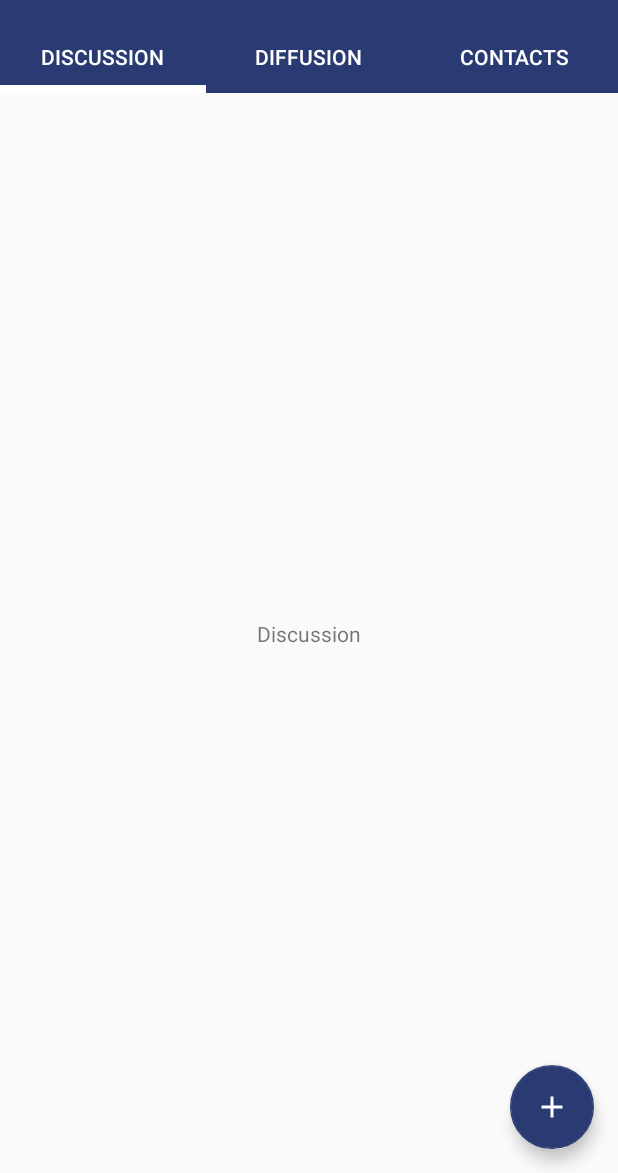
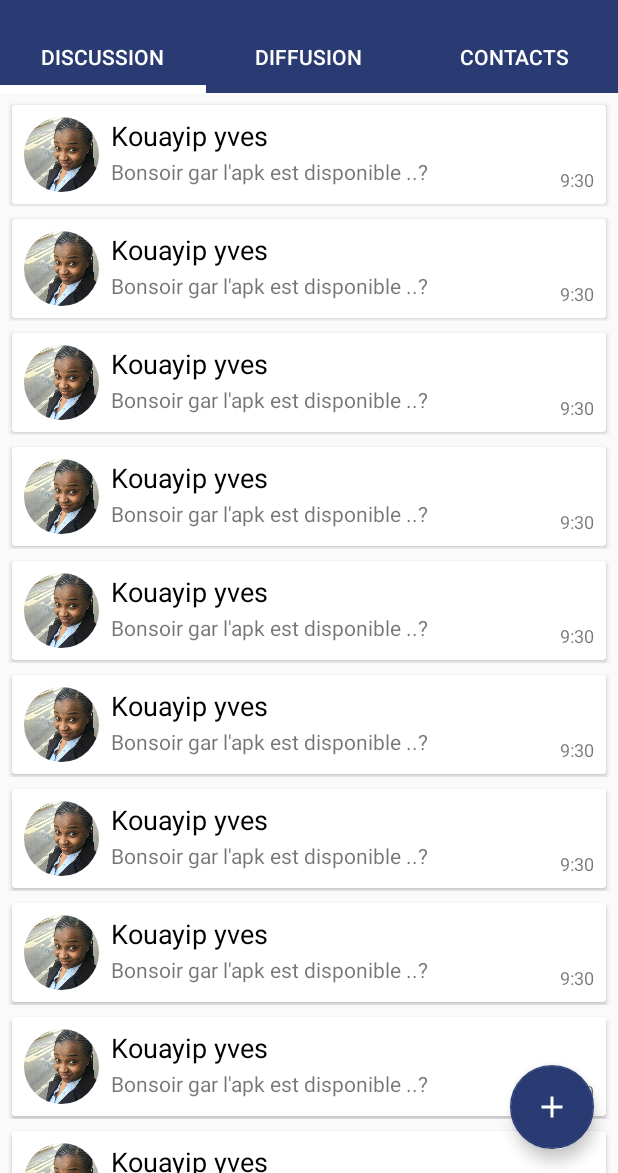
Before and after one commit to tipam2iuc/smartsms-android, an Android app: the screen it shows after launch once a user with an empty profile is signed in (MainActivity), on a phone screen of 412 x 824 dp, the part 63-1236 px from its top. Run offline under Robolectric (Android 15) with nearby library versions, the phone set to English and light mode, and no system bars; our stand-ins replace CircleImageView, Firebase (no records; nobody signed in at launch, a user with empty details on screens opened directly).

Commit message:
New discussion, send, receve, update

```diff
--- /dev/null
+++ b/app/src/main/java/com/example/lamchard/smartsms/Adapters/DiscussionAdapter.java
@@ -0,0 +1,56 @@
+package com.example.lamchard.smartsms.Adapters;
+
+import android.support.annotation.NonNull;
+import android.support.v7.widget.RecyclerView;
+import android.view.LayoutInflater;
+import android.view.View;
+import android.view.ViewGroup;
+import android.widget.TextView;
+
+import com.example.lamchard.smartsms.Models.Discussion;
+import com.example.lamchard.smartsms.Models.Message;
+import com.example.lamchard.smartsms.R;
+
+import java.util.List;
+
+public class DiscussionAdapter extends RecyclerView.Adapter<DiscussionAdapter.CustomViewHolder> {
+
+    class CustomViewHolder extends RecyclerView.ViewHolder{
+        TextView textViewName,textViewLastMessage,textViewTimeLastMessage;
+        public CustomViewHolder(@NonNull View itemView) {
+            super(itemView);
+            textViewName = itemView.findViewById(R.id.textViewNameUserDisc);
+            textViewLastMessage = itemView.findViewById(R.id.textViewLastMessageUserDisc);
+            textViewTimeLastMessage = itemView.findViewById(R.id.textViewTimeLastMessageUserDisc);
+        }
+    }
+    private List<Discussion> discussionList;
+
+    public DiscussionAdapter(List<Discussion>  discussionList) {
+
+        this.discussionList = discussionList;
+    }
+
+    @Override
+    public int getItemViewType(int position) {
+        return R.layout.item_discussion_model;
+    }
+
+    @NonNull
+    @Override
+    public DiscussionAdapter.CustomViewHolder onCreateViewHolder(@NonNull ViewGroup parent, int viewType) {
+        return new CustomViewHolder(LayoutInflater.from(parent.getContext()).inflate(viewType,parent,false));
+    }
+
+    @Override
+    public void onBindViewHolder(@NonNull DiscussionAdapter.CustomViewHolder holder, int position) {
+        holder.textViewName.setText(discussionList.get(position).getName());
+        holder.textViewLastMessage.setText(discussionList.get(position).getLastMessage());
+        holder.textViewTimeLastMessage.setText(discussionList.get(position).getTimeForLastMessage());
+    }
+
+    @Override
+    public int getItemCount() {
+        return discussionList.size();
+    }
+}
--- a/app/src/main/java/com/example/lamchard/smartsms/FragmentDiscussion.java
+++ b/app/src/main/java/com/example/lamchard/smartsms/FragmentDiscussion.java
@@ -4,13 +4,27 @@ import android.os.Bundle;
 import android.support.annotation.NonNull;
 import android.support.annotation.Nullable;
 import android.support.v4.app.Fragment;
+import android.support.v7.widget.LinearLayoutManager;
+import android.support.v7.widget.RecyclerView;
 import android.view.LayoutInflater;
 import android.view.View;
 import android.view.ViewGroup;
 
+import com.example.lamchard.smartsms.Adapters.DiscussionAdapter;
+import com.example.lamchard.smartsms.Adapters.MessageAdapter;
+import com.example.lamchard.smartsms.Models.Discussion;
+import com.example.lamchard.smartsms.Models.Message;
+
+import java.util.ArrayList;
+import java.util.List;
+
 public class FragmentDiscussion extends Fragment {
 
-    View view;
+    private View view;
+    private RecyclerView recyclerView;
+    private DiscussionAdapter discussionAdapter;
+    private List<Discussion> discussionList;
+
     public FragmentDiscussion(){
     }
 
@@ -18,6 +32,32 @@ public class FragmentDiscussion extends Fragment {
     @Override
     public View onCreateView(@NonNull LayoutInflater inflater, @Nullable ViewGroup container, @Nullable Bundle savedInstanceState) {
         view = inflater.inflate(R.layout.discussion_fragment,container,false);
+
+        recyclerView = view.findViewById(R.id.recyclerViewDiscussion);
+        discussionList = new ArrayList<>();
+
+        discussionList.add(new Discussion("Kouayip yves","Bonsoir gar l'apk est disponible ..?","9:30"));
+        discussionList.add(new Discussion("Kouayip yves","Bonsoir gar l'apk est disponible ..?","9:30"));
+        discussionList.add(new Discussion("Kouayip yves","Bonsoir gar l'apk est disponible ..?","9:30"));
+        discussionList.add(new Discussion("Kouayip yves","Bonsoir gar l'apk est disponible ..?","9:30"));
+        discussionList.add(new Discussion("Kouayip yves","Bonsoir gar l'apk est disponible ..?","9:30"));
+        discussionList.add(new Discussion("Kouayip yves","Bonsoir gar l'apk est disponible ..?","9:30"));
+        discussionList.add(new Discussion("Kouayip yves","Bonsoir gar l'apk est disponible ..?","9:30"));
+        discussionList.add(new Discussion("Kouayip yves","Bonsoir gar l'apk est disponible ..?","9:30"));
+        discussionList.add(new Discussion("Kouayip yves","Bonsoir gar l'apk est disponible ..?","9:30"));
+        discussionList.add(new Discussion("Kouayip yves","Bonsoir gar l'apk est disponible ..?","9:30"));
+        discussionList.add(new Discussion("Kouayip yves","Bonsoir gar l'apk est disponible ..?","9:30"));
+        discussionList.add(new Discussion("Kouayip yves","Bonsoir gar l'apk est disponible ..?","9:30"));
+        discussionList.add(new Discussion("Kouayip yves","Bonsoir gar l'apk est disponible ..?","9:30"));
+        discussionList.add(new Discussion("Kouayip yves","Bonsoir gar l'apk est disponible ..?","9:30"));
+        discussionList.add(new Discussion("Kouayip yves","Bonsoir gar l'apk est disponible ..?","9:30"));
+        discussionList.add(new Discussion("Kouayip yves","Bonsoir gar l'apk est disponible ..?","9:30"));
+        discussionList.add(new Discussion("Kouayip yves","Bonsoir gar l'apk est disponible ..?","9:30"));
+
+        discussionAdapter = new DiscussionAdapter(discussionList);
+        recyclerView.setLayoutManager(new LinearLayoutManager(container.getContext(), LinearLayoutManager.VERTICAL,false));
+        recyclerView.setAdapter(discussionAdapter);
+
         return view;
     }
 }
--- a/app/src/main/java/com/example/lamchard/smartsms/IntroActivity.java
+++ b/app/src/main/java/com/example/lamchard/smartsms/IntroActivity.java
@@ -103,7 +103,6 @@ public class IntroActivity extends AppCompatActivity {
 
                 if(position == mList.size()-1) {
 
-                    //TODO: show the GETSTARTED Button and hide the indicator and the next button
                     loadLastScreen();
                 }
 
@@ -183,7 +182,6 @@ public class IntroActivity extends AppCompatActivity {
         tabIndicator.setVisibility(View.INVISIBLE);
         btnGetStart.setVisibility(View.VISIBLE);
 
-        //TODO: ADD an animation the getstarted button
         //setup animation
         btnGetStart.setAnimation(btnAnim);
     }
--- /dev/null
+++ b/app/src/main/java/com/example/lamchard/smartsms/Models/Discussion.java
@@ -0,0 +1,38 @@
+package com.example.lamchard.smartsms.Models;
+
+public class Discussion {
+
+    private String name;
+    private String lastMessage;
+    private String timeForLastMessage;
+
+    public Discussion(String name, String lastMessage, String timeForLastMessage) {
+        this.name = name;
+        this.lastMessage = lastMessage;
+        this.timeForLastMessage = timeForLastMessage;
+    }
+
+    public String getName() {
+        return name;
+    }
+
+    public void setName(String name) {
+        this.name = name;
+    }
+
+    public String getLastMessage() {
+        return lastMessage;
+    }
+
+    public void setLastMessage(String lastMessage) {
+        this.lastMessage = lastMessage;
+    }
+
+    public String getTimeForLastMessage() {
+        return timeForLastMessage;
+    }
+
+    public void setTimeForLastMessage(String timeForLastMessage) {
+        this.timeForLastMessage = timeForLastMessage;
+    }
+}
--- /dev/null
+++ b/app/src/main/res/drawable/ic_perm_identity_white_24dp.xml
@@ -0,0 +1,5 @@
+<vector android:height="24dp" android:tint="#FFFFFF"
+    android:viewportHeight="24.0" android:viewportWidth="24.0"
+    android:width="24dp" xmlns:android="http://schemas.android.com/apk/res/android">
+    <path android:fillColor="#FF000000" android:pathData="M12,5.9c1.16,0 2.1,0.94 2.1,2.1s-0.94,2.1 -2.1,2.1S9.9,9.16 9.9,8s0.94,-2.1 2.1,-2.1m0,9c2.97,0 6.1,1.46 6.1,2.1v1.1L5.9,18.1L5.9,17c0,-0.64 3.13,-2.1 6.1,-2.1M12,4C9.79,4 8,5.79 8,8s1.79,4 4,4 4,-1.79 4,-4 -1.79,-4 -4,-4zM12,13c-2.67,0 -8,1.34 -8,4v3h16v-3c0,-2.66 -5.33,-4 -8,-4z"/>
+</vector>
--- a/app/src/main/res/layout/discussion_fragment.xml
+++ b/app/src/main/res/layout/discussion_fragment.xml
@@ -4,19 +4,16 @@
     xmlns:app="http://schemas.android.com/apk/res-auto"
     xmlns:tools="http://schemas.android.com/tools"
     android:layout_width="match_parent"
-    android:layout_height="match_parent">
+    android:layout_height="match_parent"
+    android:background="#FAFAFA">
 
-    <TextView
-        android:id="@+id/textView"
-        android:layout_width="wrap_content"
-        android:layout_height="wrap_content"
-        android:layout_marginStart="8dp"
-        android:layout_marginTop="8dp"
-        android:layout_marginEnd="8dp"
-        android:layout_marginBottom="8dp"
-        android:text="Discussion"
+    <android.support.v7.widget.RecyclerView
+        android:id="@+id/recyclerViewDiscussion"
+        android:layout_width="0dp"
+        android:layout_height="0dp"
         app:layout_constraintBottom_toBottomOf="parent"
         app:layout_constraintEnd_toEndOf="parent"
         app:layout_constraintStart_toStartOf="parent"
-        app:layout_constraintTop_toTopOf="parent" />
+        app:layout_constraintTop_toTopOf="parent"
+        />
 </android.support.constraint.ConstraintLayout>
--- a/app/src/main/res/layout/item_bubble_receve.xml
+++ b/app/src/main/res/layout/item_bubble_receve.xml
@@ -7,8 +7,10 @@
     android:layout_alignParentEnd="true"
     tools:layout_editor_absoluteY="25dp">
 
+
+
     <de.hdodenhof.circleimageview.CircleImageView
-        android:id="@+id/circleImageView2"
+        android:id="@+id/circleImageViewUserDisc"
         android:layout_width="24dp"
         android:layout_height="24dp"
         android:layout_marginStart="8dp"
@@ -30,7 +32,7 @@
         android:text="hi man, how are you? hi man, how are you? hi man, how are you?"
         android:textColor="#000000"
         app:layout_constraintBottom_toBottomOf="parent"
-        app:layout_constraintStart_toEndOf="@+id/circleImageView2"
+        app:layout_constraintStart_toEndOf="@+id/circleImageViewUserDisc"
         app:layout_constraintTop_toTopOf="parent" />
 
     <TextView
--- a/app/src/main/res/layout/item_bubble_send.xml
+++ b/app/src/main/res/layout/item_bubble_send.xml
@@ -8,7 +8,7 @@
     tools:layout_editor_absoluteY="25dp">
 
     <de.hdodenhof.circleimageview.CircleImageView
-        android:id="@+id/circleImageView2"
+        android:id="@+id/circleImageViewUserDisc"
         android:layout_width="24dp"
         android:layout_height="24dp"
         android:layout_marginEnd="8dp"
@@ -30,7 +30,7 @@
         android:text="hi man, how are you?"
         android:textColor="#FFF"
         app:layout_constraintBottom_toBottomOf="parent"
-        app:layout_constraintEnd_toStartOf="@+id/circleImageView2"
+        app:layout_constraintEnd_toStartOf="@+id/circleImageViewUserDisc"
         app:layout_constraintTop_toTopOf="parent" />
 
     <TextView
--- /dev/null
+++ b/app/src/main/res/layout/item_discussion_model.xml
@@ -0,0 +1,87 @@
+<?xml version="1.0" encoding="utf-8"?>
+<RelativeLayout xmlns:android="http://schemas.android.com/apk/res/android"
+    xmlns:app="http://schemas.android.com/apk/res-auto"
+    xmlns:tools="http://schemas.android.com/tools"
+    android:layout_width="match_parent"
+    android:layout_height="wrap_content">
+
+    <android.support.v7.widget.CardView
+        android:background="#FFFFFF"
+        android:layout_width="match_parent"
+        android:layout_height="wrap_content"
+        android:layout_alignParentEnd="true"
+        android:layout_marginStart="8dp"
+        android:layout_marginTop="8dp"
+        android:layout_marginEnd="8dp"
+        android:layout_marginBottom="2dp"
+        app:layout_constraintBottom_toBottomOf="parent"
+        app:layout_constraintEnd_toEndOf="parent"
+        app:layout_constraintStart_toStartOf="parent"
+        app:layout_constraintTop_toTopOf="parent">
+
+
+        <android.support.constraint.ConstraintLayout
+            android:layout_width="match_parent"
+            android:layout_height="wrap_content">
+
+            <de.hdodenhof.circleimageview.CircleImageView
+                android:id="@+id/circleImageViewUserDisc"
+                android:layout_width="50dp"
+                android:layout_height="50dp"
+                android:layout_marginStart="8dp"
+                android:layout_marginTop="8dp"
+                android:layout_marginBottom="8dp"
+                android:src="@drawable/sandy_contact"
+                app:civ_circle_background_color="@color/tab_indicator_gray"
+                app:layout_constraintBottom_toBottomOf="parent"
+                app:layout_constraintStart_toStartOf="parent"
+                app:layout_constraintTop_toTopOf="parent"
+                app:layout_constraintVertical_bias="0.0" />
+
+            <TextView
+                android:id="@+id/textViewNameUserDisc"
+                android:layout_width="wrap_content"
+                android:layout_height="wrap_content"
+                android:layout_marginStart="8dp"
+                android:layout_marginEnd="8dp"
+                android:layout_marginBottom="8dp"
+                android:text="Justin Rhyss"
+                android:textColor="#000"
+                android:textSize="18dp"
+                app:layout_constraintBottom_toBottomOf="@+id/circleImageViewUserDisc"
+                app:layout_constraintEnd_toEndOf="parent"
+                app:layout_constraintHorizontal_bias="0.0"
+                app:layout_constraintStart_toEndOf="@+id/circleImageViewUserDisc"
+                app:layout_constraintTop_toTopOf="@+id/circleImageViewUserDisc"
+                app:layout_constraintVertical_bias="0.0" />
+
+            <TextView
+                android:id="@+id/textViewLastMessageUserDisc"
+                android:layout_width="wrap_content"
+                android:layout_height="wrap_content"
+                android:layout_marginTop="2dp"
+                android:layout_marginEnd="8dp"
+                android:text="Do you want to go see a movie tonight?"
+                app:layout_constraintBottom_toBottomOf="parent"
+                app:layout_constraintEnd_toStartOf="@+id/textViewTimeLastMessageUserDisc"
+                app:layout_constraintHorizontal_bias="0.0"
+                app:layout_constraintStart_toStartOf="@+id/textViewNameUserDisc"
+                app:layout_constraintTop_toBottomOf="@+id/textViewNameUserDisc"
+                app:layout_constraintVertical_bias="0.0" />
+
+            <TextView
+                android:id="@+id/textViewTimeLastMessageUserDisc"
+                android:layout_width="wrap_content"
+                android:layout_height="wrap_content"
+                android:layout_marginEnd="8dp"
+                android:layout_marginBottom="8dp"
+                android:text="08:35"
+                android:textSize="12sp"
+                app:layout_constraintBottom_toBottomOf="parent"
+                app:layout_constraintEnd_toEndOf="parent"
+                app:layout_constraintTop_toTopOf="parent"
+                app:layout_constraintVertical_bias="1.0" />
+
+        </android.support.constraint.ConstraintLayout>
+    </android.support.v7.widget.CardView>
+</RelativeLayout>
--- /dev/null
+++ b/app/src/main/res/layout/layout_null.xml
@@ -0,0 +1,6 @@
+<?xml version="1.0" encoding="utf-8"?>
+<android.support.constraint.ConstraintLayout xmlns:android="http://schemas.android.com/apk/res/android"
+    android:layout_width="wrap_content"
+    android:layout_height="wrap_content">
+
+</android.support.constraint.ConstraintLayout>
```
Also changed, not shown: app/src/main/java/com/example/lamchard/smartsms/Adapters/MessageAdapter.java (+11 -3 lines), app/src/main/java/com/example/lamchard/smartsms/Models/Message.java (+42 -1 lines), app/src/main/java/com/example/lamchard/smartsms/NewDiscussionActivity.java (+22 -7 lines), app/src/main/res/layout/item_bubble_start_conversation.xml (added, +58 -0 lines), app/src/main/res/layout/line_start_conversation.xml (added, +46 -0 lines), app/src/main/res/drawable/sandy_contact.jpg (added).
